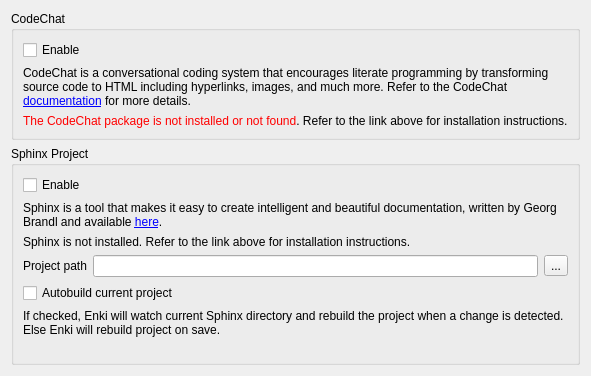
Old version of the form enki/plugins/preview/Settings.ui in the repository andreikop/enki.
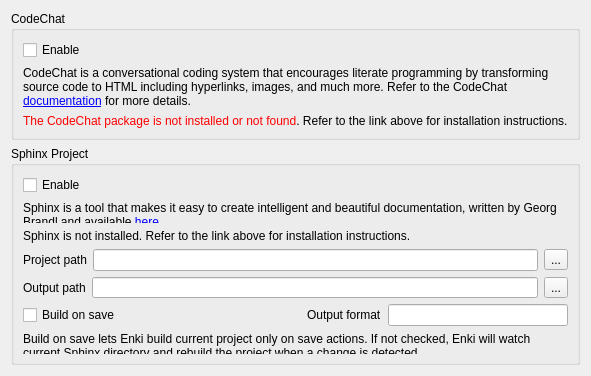
New version of the form.

Commit message: Add: Sphinx output path config and output extension config

```diff
--- a/enki/plugins/preview/Settings.ui
+++ b/enki/plugins/preview/Settings.ui
@@ -117,9 +117,32 @@
        </layout>
       </item>
       <item>
-       <widget class="QCheckBox" name="cbAutoBuildEnable">
+       <layout class="QHBoxLayout" name="blOutputPath">
+        <item>
+         <widget class="QLabel" name="label_5">
         <property name="text">
-         <string>Autobuild current project</string>
+           <string>Output path</string>
+          </property>
+         </widget>
+        </item>
+        <item>
+         <widget class="QLineEdit" name="leSphinxOutputPath"/>
+        </item>
+        <item>
+         <widget class="QToolButton" name="pbSphinxOutputPath">
+          <property name="text">
+           <string>...</string>
+          </property>
+         </widget>
+        </item>
+       </layout>
+      </item>
+      <item>
+       <layout class="QHBoxLayout" name="horizontalLayout">
+        <item>
+         <widget class="QCheckBox" name="cbBuildOnSaveEnable">
+          <property name="text">
+           <string>Build on save</string>
         </property>
         <property name="checkable">
          <bool>true</bool>
@@ -130,9 +153,34 @@
        </widget>
       </item>
       <item>
+         <spacer name="horizontalSpacer">
+          <property name="orientation">
+           <enum>Qt::Horizontal</enum>
+          </property>
+          <property name="sizeHint" stdset="0">
+           <size>
+            <width>40</width>
+            <height>20</height>
+           </size>
+          </property>
+         </spacer>
+        </item>
+        <item>
+         <widget class="QLabel" name="label_6">
+          <property name="text">
+           <string>Output format</string>
+          </property>
+         </widget>
+        </item>
+        <item>
+         <widget class="QLineEdit" name="leSphinxOutputExtension"/>
+        </item>
+       </layout>
+      </item>
+      <item>
        <widget class="QLabel" name="label_3">
         <property name="text">
-         <string>&lt;html&gt;&lt;head/&gt;&lt;body&gt;&lt;p&gt;If checked, Enki will watch current Sphinx directory and rebuild the project when a change is detected. Else Enki will rebuild project on save.&lt;/body&gt;&lt;/html&gt;</string>
+         <string>&lt;html&gt;&lt;head/&gt;&lt;body&gt;&lt;p&gt;Build on save lets Enki build current project only on save actions. If not checked, Enki will watch current Sphinx directory and rebuild the project when a change is detected.&lt;/body&gt;&lt;/html&gt;</string>
         </property>
         <property name="wordWrap">
          <bool>true</bool>
```
Left out of the diff: 2 changed lines with no effect on the pictures. Lines whose indentation alone changed are shown as unchanged. The commit also changes 2 other files.
